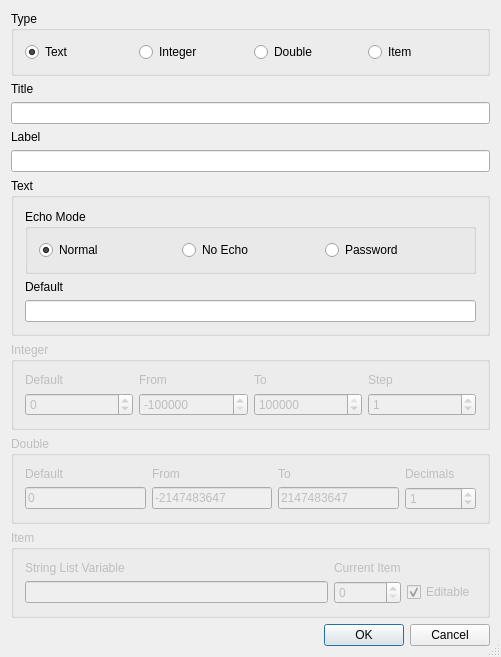
Qt form Plugins/WizardPlugins/InputDialogWizard/InputDialogWizardDialog.ui (testmana2/test) before a commit.
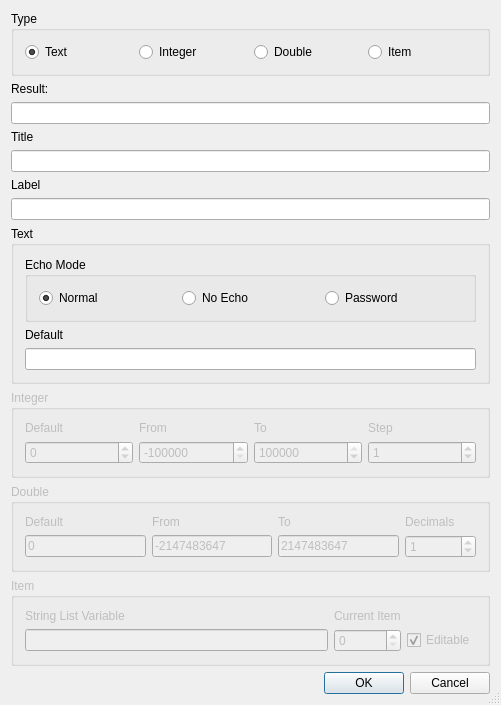
The same form after that commit.

Commit message: Extended the dialog wizards to generate code for the result variable(s).

```diff
--- a/Plugins/WizardPlugins/InputDialogWizard/InputDialogWizardDialog.ui
+++ b/Plugins/WizardPlugins/InputDialogWizard/InputDialogWizardDialog.ui
@@ -7,7 +7,7 @@
     <x>0</x>
     <y>0</y>
     <width>501</width>
-    <height>581</height>
+    <height>600</height>
    </rect>
   </property>
   <property name="windowTitle">
@@ -16,7 +16,7 @@
   <property name="sizeGripEnabled">
    <bool>true</bool>
   </property>
-  <layout class="QVBoxLayout">
+  <layout class="QVBoxLayout" name="verticalLayout">
    <item>
     <widget class="QGroupBox" name="groupBox">
      <property name="title">
@@ -57,6 +57,20 @@
      </layout>
     </widget>
    </item>
+   <item>
+    <widget class="QLabel" name="label">
+     <property name="text">
+      <string>Result:</string>
+     </property>
+    </widget>
+   </item>
+   <item>
+    <widget class="QLineEdit" name="eResultVar">
+     <property name="toolTip">
+      <string>Enter the result variable name</string>
+     </property>
+    </widget>
+   </item>
    <item>
     <widget class="QLabel" name="TextLabel1">
      <property name="text">
```
Left out of the diff: 2 changed lines with no effect on the pictures. The commit also changes 24 other files.
